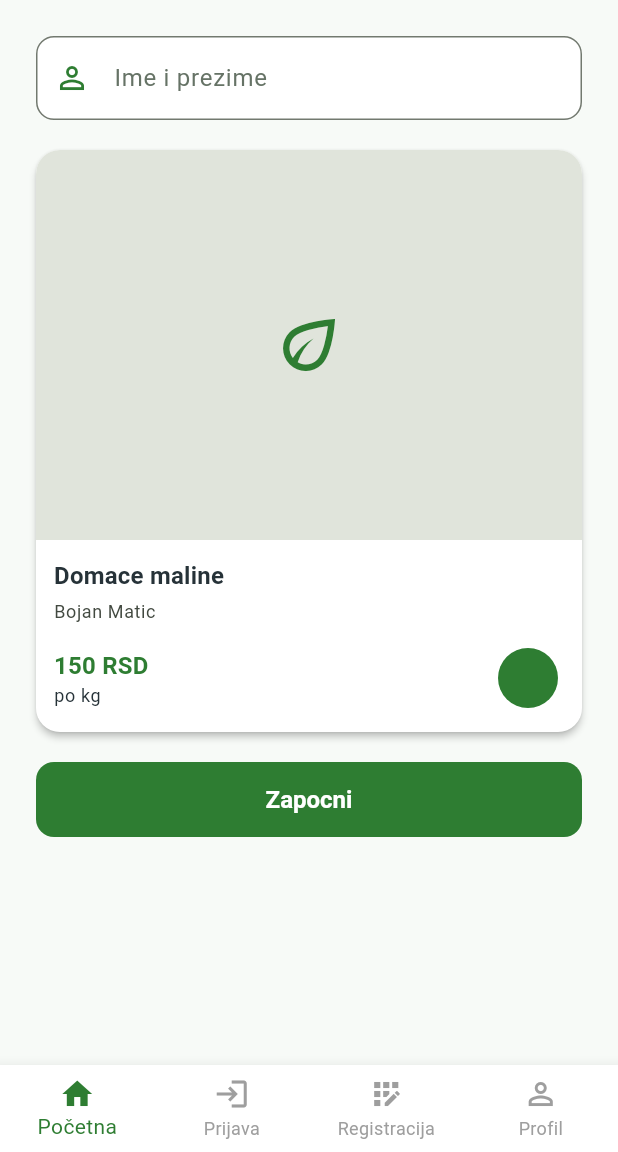
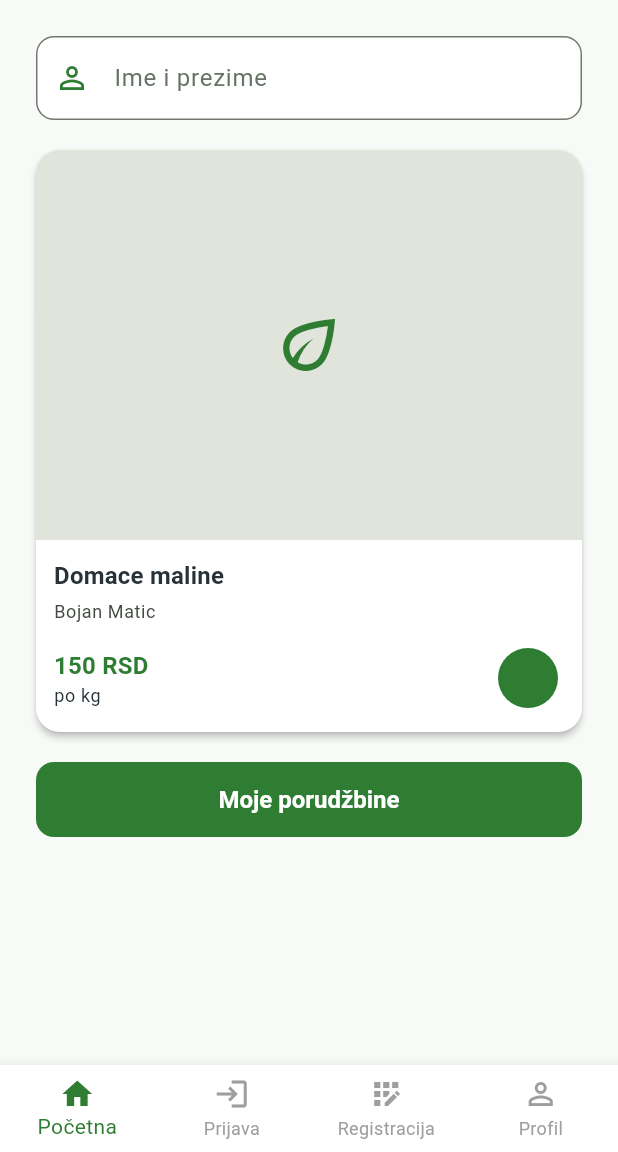
Before and after one commit to Razvoj-multiplatformskih-aplikacija-26/tim-16, a Flutter app: the screen it shows after launch, on a phone screen of 412 x 824 dp, the part 84-1236 px from its top. Run offline on Flutter 3.47's test engine with Material 3 defaults, Android fonts, the phone set to English and light mode, and no system bars; our stand-ins replace equatable, go_router.

Commit message:
Moje porudzbine

```diff
--- a/apps/mobile/lib/route.dart
+++ b/apps/mobile/lib/route.dart
@@ -1,5 +1,6 @@
 
 import 'package:go_router/go_router.dart';
+import 'package:svezko_app/screens/orders_screen.dart';
 
 import 'screens/home_screen.dart';
 import 'screens/item_detail_screen.dart';
@@ -17,5 +18,9 @@ final GoRouter appRouter = GoRouter(
       name: 'itemDetail',
       builder: (context, state) => ItemDetailScreen(),
     ),
+    GoRoute(
+        path:'/orders',
+    name:'orders',
+    builder: (context,state)=>const OrdersScreen(),),
   ],
 );
--- a/apps/mobile/lib/screens/home_screen.dart
+++ b/apps/mobile/lib/screens/home_screen.dart
@@ -58,8 +58,8 @@ class HomeScreen extends StatelessWidget {
             const SizedBox(height: 20),
 
             AppButton(
-              text: 'Zapocni',
-              onPressed: () {},
+              text: 'Moje porudžbine',
+              onPressed: () => context.push('/orders'),
             ),
           ],
         ),
```
Also changed, not shown: apps/mobile/lib/screens/orders_screen.dart (added, +46 -0 lines), 18 other files.
